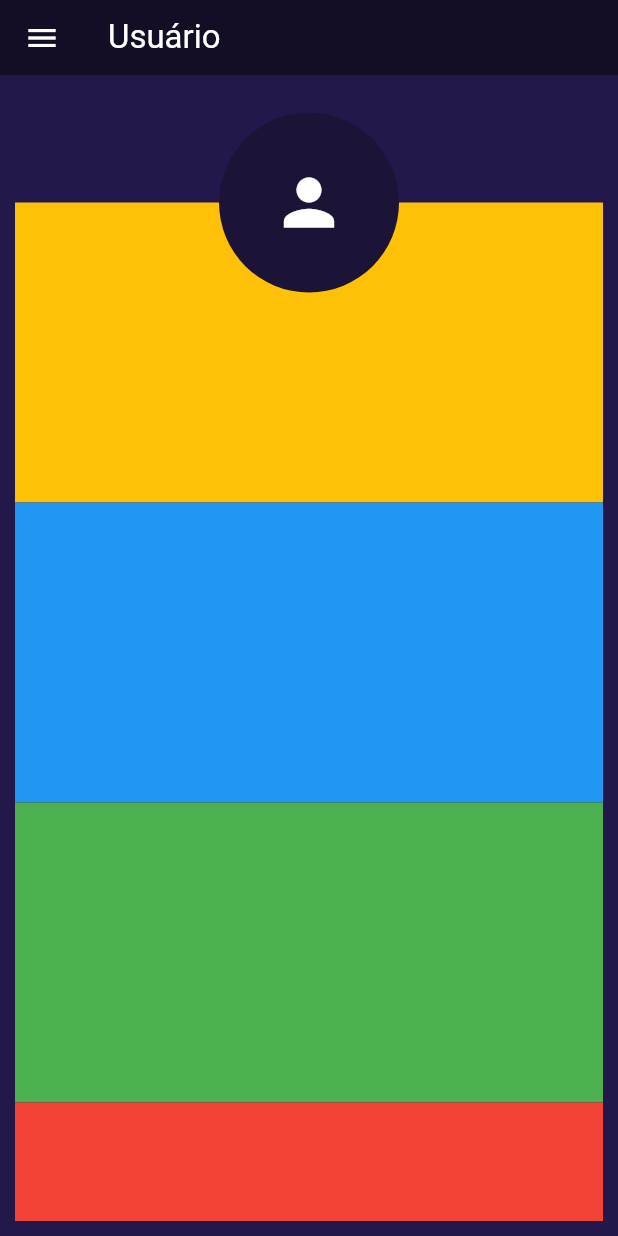
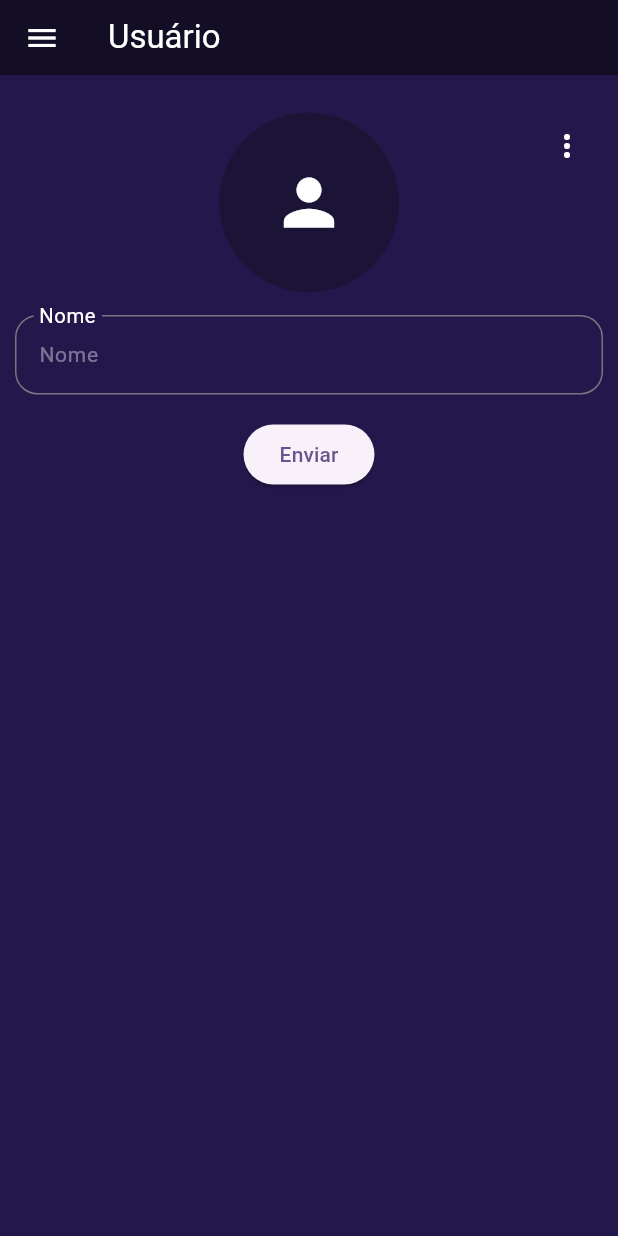
Before and after one commit to LucasMalaquias134/AgendaClienteApp, a Flutter app: the screen it shows after launch, in the side drawer, after a tap on "Configurações", on a phone screen of 412 x 824 dp. Run offline on Flutter 3.47's test engine with Material 3 defaults, Android fonts, the phone set to English and light mode, and no system bars; our stand-ins replace shared_preferences; accounts and stored records are empty; Roboto replaces fonts that are missing (fredoka).

Commit message:
primeira parte da configuracao

```diff
--- a/lib/ajudantes/appbargeral.dart
+++ b/lib/ajudantes/appbargeral.dart
@@ -1,3 +1,4 @@
+import 'package:agendacliente/modelo/singleton.dart';
 import 'package:flutter/material.dart';
 
 class Appbargeral extends StatelessWidget implements PreferredSizeWidget {
@@ -10,7 +11,7 @@ class Appbargeral extends StatelessWidget implements PreferredSizeWidget {
   Widget build(BuildContext context) {
     return AppBar(
       title: Text(
-        "Usuário",
+        PrefsService.instance.usuario?.name ?? 'Usuário',
         style: TextStyle(color: Color.fromARGB(255, 255, 255, 255)),
       ),
       backgroundColor: Color.fromARGB(255, 19, 13, 38),
--- /dev/null
+++ b/lib/ajudantes/textfieldajudante.dart
@@ -0,0 +1,141 @@
+import 'package:flutter/material.dart';
+import 'package:flutter/services.dart';
+
+class Textfieldajudante extends StatelessWidget {
+  final double? largura;
+  final IconData? icone;
+  final String placeHolder;
+  final String? placeHolder2;
+  final bool? eSenha;
+  final TextEditingController controller;
+  final bool? numerico;
+  final String? Function(String?)? validador;
+  final bool? labelFlutante;
+  final bool? temaEscuro;
+  final bool? temRadius;
+  final double? radius;
+
+  const Textfieldajudante({
+    super.key,
+    this.largura,
+    this.icone,
+    required this.placeHolder,
+    this.placeHolder2,
+    this.eSenha,
+    this.numerico,
+    required this.controller,
+    this.validador,
+    this.labelFlutante,
+    this.temaEscuro,
+    this.temRadius,
+    this.radius,
+  });
+
+  @override
+  Widget build(BuildContext context) {
+    return Container(
+      width: largura,
+      color: Colors.transparent,
+      child: numerico == true
+          ? TextFormField(
+              validator: validador,
+              style: TextStyle(
+                color: temaEscuro == true ? Colors.black : Colors.white,
+                fontFamily: 'fredoka',
+                fontSize: 14,
+              ),
+              decoration: InputDecoration(
+                floatingLabelBehavior: labelFlutante == true
+                    ? FloatingLabelBehavior.always
+                    : null,
+                prefixIcon: icone != null
+                    ? Icon(
+                        icone,
+                        color: temaEscuro == true ? Colors.black : Colors.white,
+                      )
+                    : null,
+                labelText: placeHolder,
+                labelStyle: TextStyle(
+                  color: temaEscuro == true
+                      ? Colors.black.withValues(alpha: 0.7)
+                      : Colors.white,
+                  fontFamily: 'fredoka',
+                  fontSize: 18,
+                ),
+                hintText: placeHolder2 != null ? placeHolder2 : placeHolder,
+                hintStyle: TextStyle(
+                  color: temaEscuro == true
+                      ? Colors.black.withValues(alpha: 0.4)
+                      : Colors.white.withValues(alpha: 0.4),
+                  fontFamily: 'fredoka',
+                  fontSize: 14,
+                ),
+                border: OutlineInputBorder(
+                  borderRadius: temRadius == true
+                      ? BorderRadius.circular(radius!)
+                      : BorderRadius.circular(15),
+                ),
+                focusedBorder: OutlineInputBorder(
+                  borderRadius: temRadius == true
+                      ? BorderRadius.circular(radius!)
+                      : BorderRadius.circular(15),
+                  borderSide: BorderSide(color: Colors.indigo),
+                ),
+              ),
+              keyboardType: TextInputType.number,
+              inputFormatters: [FilteringTextInputFormatter.digitsOnly],
+              obscureText: eSenha == null ? false : true,
+              controller: controller,
+            )
+          : TextFormField(
+              validator: validador,
+              style: TextStyle(
+                color: temaEscuro == true ? Colors.black : Colors.white,
+                fontFamily: 'fredoka',
+                fontSize: 14,
+              ),
+              decoration: InputDecoration(
+                floatingLabelBehavior: labelFlutante == true
+                    ? FloatingLabelBehavior.always
+                    : null,
+                prefixIcon: icone != null
+                    ? Icon(
+                        icone,
+                        color: temaEscuro == true ? Colors.black : Colors.white,
+                      )
+                    : null,
+                labelText: placeHolder,
+                labelStyle: TextStyle(
+                  color: temaEscuro == true
+                      ? Colors.black.withValues(alpha: 0.7)
+                      : Colors.white,
+                  fontFamily: 'fredoka',
+                  fontSize: 18,
+                ),
+                hintText: placeHolder2 != null ? placeHolder2 : placeHolder,
+                hintStyle: TextStyle(
+                  color: temaEscuro == true
+                      ? Colors.black.withValues(alpha: 0.4)
+                      : Colors.white.withValues(alpha: 0.4),
+                  fontFamily: 'fredoka',
+                  fontSize: 14,
+                ),
+                border: OutlineInputBorder(
+                  borderRadius: temRadius == true
+                      ? BorderRadius.circular(radius!)
+                      : BorderRadius.circular(15),
+                ),
+                focusedBorder: OutlineInputBorder(
+                  borderRadius: temRadius == true
+                      ? BorderRadius.circular(radius!)
+                      : BorderRadius.circular(15),
+                  borderSide: BorderSide(color: Colors.indigo),
+                ),
+              ),
+              cursorColor: Colors.indigo,
+              obscureText: eSenha == null ? false : true,
+              controller: controller,
+            ),
+    );
+  }
+}
--- /dev/null
+++ b/lib/modelo/classes/user.dart
@@ -0,0 +1,37 @@
+import 'dart:convert';
+
+class User {
+  String? name;
+  String? email;
+  String? urlImage;
+  int cor;
+
+  User({
+    this.name = 'Usuáriosss',
+    this.email,
+    this.urlImage,
+    required this.cor,
+  });
+
+  Map<String, dynamic> toMap() {
+    return {'name': name, 'email': email, 'urlImage': urlImage, 'cor': cor};
+  }
+
+  factory User.fromMap(Map<String, dynamic> map) {
+    return User(
+      name: map['name'] ?? 'Usuário',
+      email: map['email'] ?? '',
+      urlImage: map['urlImage'] ?? '',
+      cor: map['cor'] ?? 0,
+    );
+  }
+
+  static String encode(List<User> usuarios) => json.encode(
+    usuarios.map<Map<String, dynamic>>((p) => p.toMap()).toList(),
+  );
+
+  static List<User> decode(String usersJson) =>
+      (json.decode(usersJson) as List<dynamic>)
+          .map<User>((item) => User.fromMap(item))
+          .toList();
+}
--- /dev/null
+++ b/lib/modelo/local_storage_service.dart
@@ -0,0 +1,25 @@
+import 'dart:convert';
+
+import 'package:agendacliente/modelo/classes/user.dart';
+import 'package:shared_preferences/shared_preferences.dart';
+
+class LocalStorageService {
+  static const String LISTA_USERS = 'lista_users';
+
+  //===Recurso do usuario==========================================================================
+  static Future<void> salvarUsuario(User usuario) async {
+    final SharedPreferences prefs = await SharedPreferences.getInstance();
+    final String encodedData = json.encode(usuario.toMap());
+    await prefs.setString(LISTA_USERS, encodedData);
+  }
+
+  static Future<User?> carregarUsuario() async {
+    final SharedPreferences prefs = await SharedPreferences.getInstance();
+    final String? usuariosJson = prefs.getString(LISTA_USERS);
+
+    if (usuariosJson == null) return null;
+
+    return User.fromMap(json.decode(usuariosJson));
+  }
+  //===============================================================================================
+}
--- /dev/null
+++ b/lib/modelo/singleton.dart
@@ -0,0 +1,18 @@
+import 'package:agendacliente/modelo/classes/user.dart';
+import 'package:agendacliente/modelo/local_storage_service.dart';
+
+class PrefsService {
+  PrefsService._();
+  static final PrefsService instance = PrefsService._();
+
+  User? usuario;
+
+  Future<void> init() async {
+    usuario = await LocalStorageService.carregarUsuario();
+  }
+
+  Future<void> salvarNome(String novoNome) async {
+    // nomeUsuario = novoNome; // Atualiza na hora para as telas
+    // await _prefs.setString('nome_usuario', novoNome); // Salva no disco
+  }
+}
--- a/lib/pages/configuracao.dart
+++ b/lib/pages/configuracao.dart
@@ -1,6 +1,10 @@
 import 'package:agendacliente/ajudantes/appbargeral.dart';
 import 'package:agendacliente/ajudantes/drawergeral.dart';
+import 'package:agendacliente/ajudantes/textfieldajudante.dart';
+import 'package:agendacliente/modelo/singleton.dart';
 import 'package:flutter/material.dart';
+
+enum AcaoMenu { editar, compartilhar, excluir }
 
 class Configuracao extends StatefulWidget {
   const new({super.key});
@@ -10,6 +14,25 @@ class Configuracao extends StatefulWidget {
 }
 
 class _ConfiguracaoState extends State<Configuracao> {
+  String _ultimaAcao = 'Nenhuma ação selecionada';
+
+  TextEditingController controllerteste = TextEditingController();
+
+  final formKey = GlobalKey<FormState>();
+
+  @override
+  void dispose() {
+    super.dispose();
+  }
+
+  void _enviar() {
+    if (formKey.currentState!.validate()) {
+      ScaffoldMessenger.of(context).showSnackBar(
+        SnackBar(content: Text('E-mail válido: ${controllerteste.text}')),
+      );
+    }
+  }
+
   @override
   Widget build(BuildContext context) {
     return Scaffold(
@@ -25,8 +48,85 @@ class _ConfiguracaoState extends State<Configuracao> {
                 children: [
                   Column(
                     children: [
-                      Container(height: 75),
-                      Container(height: 200, color: Colors.amber),
+                      Container(
+                        height: 75,
+                        child: Row(
+                          mainAxisAlignment: MainAxisAlignment.end,
+                          children: [
+                            PopupMenuButton<AcaoMenu>(
+                              iconColor: Colors.white,
+                              position: PopupMenuPosition.under,
+                              onSelected: (AcaoMenu acao) {
+                                setState(() {
+                                  _ultimaAcao = switch (acao) {
+                                    AcaoMenu.editar => 'Editar selecionado',
+                                    AcaoMenu.compartilhar =>
+                                      'Compartilhar selecionado',
+                                    AcaoMenu.excluir => 'Excluir selecionado',
+                                  };
+                                });
+                              },
+                              itemBuilder: (BuildContext context) => const [
+                                PopupMenuItem<AcaoMenu>(
+                                  value: AcaoMenu.editar,
+                                  child: ListTile(
+                                    leading: Icon(Icons.edit),
+                                    title: Text('Editar'),
+                                    contentPadding: EdgeInsets.zero,
+                                  ),
+                                ),
+                                PopupMenuItem<AcaoMenu>(
+                                  value: AcaoMenu.compartilhar,
+                                  child: ListTile(
+                                    leading: Icon(Icons.share),
+                                    title: Text('Compartilhar'),
+                                    contentPadding: EdgeInsets.zero,
+                                  ),
+                                ),
+                                PopupMenuDivider(),
+                                PopupMenuItem<AcaoMenu>(
+                                  value: AcaoMenu.excluir,
+                                  child: ListTile(
+                                    leading: Icon(
+                                      Icons.delete,
+                                      color: Colors.red,
+                                    ),
+                                    title: Text(
+                                      'Excluir',
+                                      style: TextStyle(color: Colors.red),
+                                    ),
+                                    contentPadding: EdgeInsets.zero,
+                                  ),
+                                ),
+                              ],
+                            ),
+                          ],
+                        ),
+                      ),
+                      SizedBox(height: 75),
+                      SizedBox(
+                        //MUDA A COR AQUIIIIII
+
+                        child: Form(
+                          key: formKey,
+                          child: Column(
+                            children: [
+                              Textfieldajudante(
+                                placeHolder: 'Nome',
+                                labelFlutante: true,
+                                placeHolder2:
+                                    PrefsService.instance.usuario?.name,
+                                controller: controllerteste,
+                              ),
+                              const SizedBox(height: 16),
+                              ElevatedButton(
+                                onPressed: _enviar,
+                                child: const Text('Enviar'),
+                              ),
+                            ],
+                          ),
+                        ),
+                      ),
                     ],
                   ),
                   Positioned(
@@ -43,9 +143,6 @@ class _ConfiguracaoState extends State<Configuracao> {
                   ),
                 ],
               ),
-              Container(height: 200, color: Colors.blue),
-              Container(height: 200, color: Colors.green),
-              Container(height: 200, color: Colors.red),
             ],
           ),
         ),
--- a/lib/splashes/splash1.dart
+++ b/lib/splashes/splash1.dart
@@ -1,3 +1,4 @@
+import 'package:agendacliente/modelo/singleton.dart';
 import 'package:agendacliente/pages/home.dart';
 import 'package:flutter/material.dart';
 
@@ -12,12 +13,15 @@ class _Splash1State extends State<Splash1> {
   @override
   void initState() {
     super.initState();
-    Future.delayed(const Duration(seconds: 3), () {
-      Navigator.pushReplacement(
-        context,
-        MaterialPageRoute(builder: (context) => const Home()),
-      );
-    });
+    espera();
+  }
+
+  Future<void> espera() async {
+    await PrefsService.instance.init();
+    Navigator.pushReplacement(
+      context,
+      MaterialPageRoute(builder: (context) => const Home()),
+    );
   }
 
   @override
--- a/pubspec.yaml
+++ b/pubspec.yaml
@@ -34,6 +34,7 @@ dependencies:
   # The following adds the Cupertino Icons font to your application.
   # Use with the CupertinoIcons class for iOS style icons.
   cupertino_icons: ^1.0.8
+  shared_preferences: ^2.5.5
 
 dev_dependencies:
   flutter_test:
```
Also changed, not shown: pubspec.lock, 3 other files.
